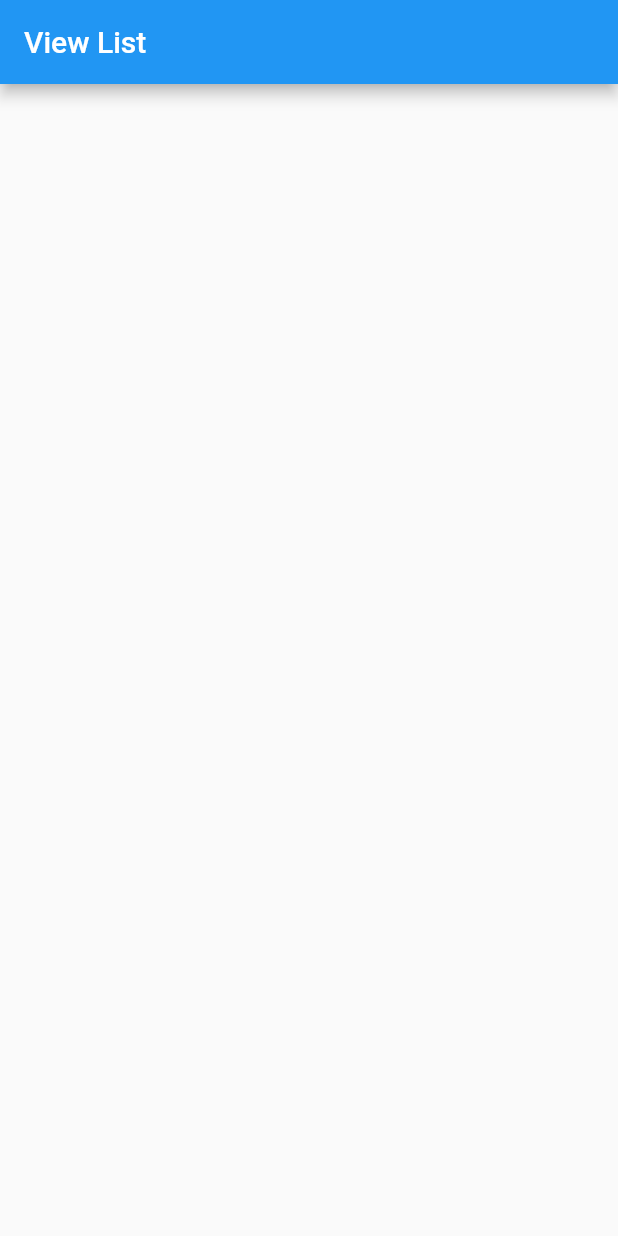
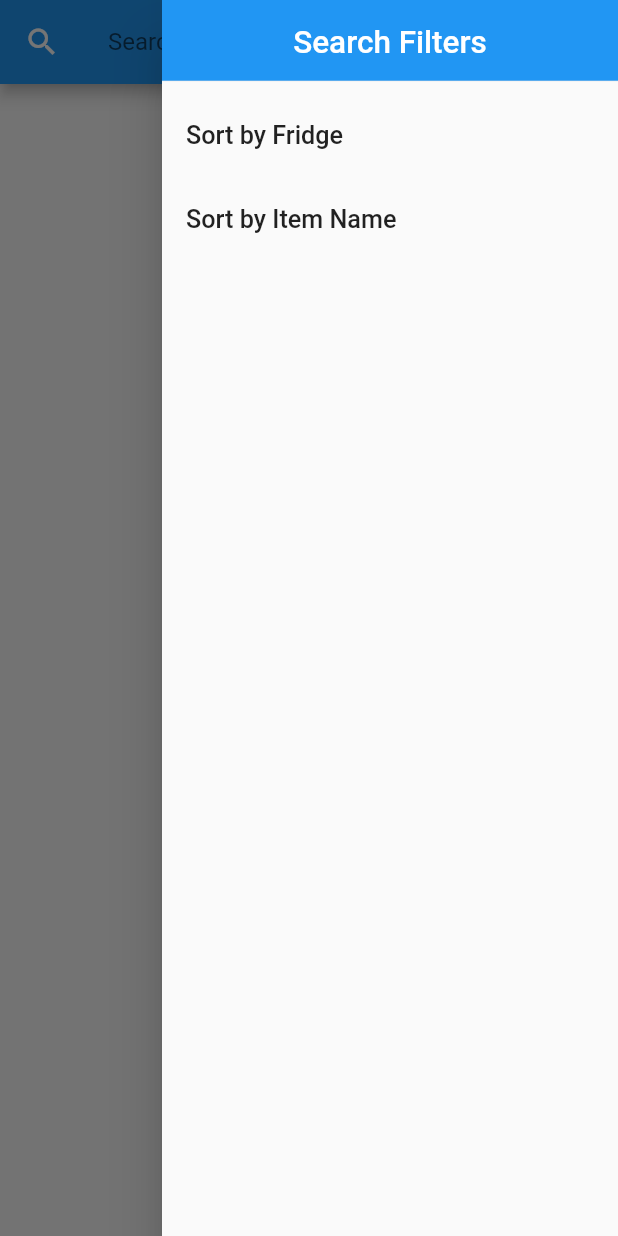
Before and after one commit to salawum/FridgeBuddyMobile, a Flutter app: the MyHomePage screen opened directly, with the side drawer open (before the commit the screen has no drawer), on a phone screen of 412 x 824 dp. Run offline on Flutter 3.47's test engine with Material 2 defaults, Android fonts, the phone set to English and light mode, and no system bars; our stand-ins replace cloud_firestore; accounts and stored records are empty.

Commit message:
Did a lot of new things today

```diff
--- a/FridgeBuddy view list/FridgeBuddy view list/lib/app_screens/landingPage.dart
+++ b/FridgeBuddy view list/FridgeBuddy view list/lib/app_screens/landingPage.dart
@@ -11,7 +11,7 @@ class LoadScreen extends StatelessWidget{
         child: new Column(
           mainAxisAlignment: MainAxisAlignment.center,
           children: <Widget>[
-            new Text("FridgeBuddy", style: new TextStyle(color: Colors.white, fontSize: 60.0, fontWeight: FontWeight.bold),),
+            new Text("FridgeBuddy", textScaleFactor: 4 , style: new TextStyle(color: Colors.white, fontWeight: FontWeight.bold)),
           ],
         ),
       ),
--- a/FridgeBuddy view list/FridgeBuddy view list/lib/app_screens/mainView.dart
+++ b/FridgeBuddy view list/FridgeBuddy view list/lib/app_screens/mainView.dart
@@ -1,13 +1,24 @@
 import 'package:flutter/material.dart';
 import 'package:cloud_firestore/cloud_firestore.dart';
+
+final _textEditControl = TextEditingController();
+final _focus = FocusNode();
+
+BuildContext context;
+
 class MainView extends StatelessWidget {
-
   @override
   Widget build(BuildContext context) {
     return new MaterialApp(
+      debugShowCheckedModeBanner: false,
       title: 'View List',
       theme: new ThemeData(
         primarySwatch: Colors.blue,
+        inputDecorationTheme: InputDecorationTheme(
+          hintStyle: TextStyle(
+            color: Colors.white,
+          ),
+        ),
       ),
       home: new MyHomePage(),
     );
@@ -26,12 +37,75 @@ class _MyHomePageState extends State<MyHomePage> {
   }
 
   @override
-  Widget build(BuildContext context) {
+  Widget build(context) {
+    double height = MediaQuery.of(context).size.height;
     return new Scaffold(
       appBar: new AppBar(
-        title: new Text("View List"),
+        leading: new IconButton(
+          icon: Icon(
+          Icons.search,
+          ),
+        onPressed: () => FocusScope.of(context).requestFocus(_focus)
+        ),
+        actions:[
+          Builder(
+            builder: (context) => IconButton(
+              icon: Icon(Icons.filter_list),
+              onPressed: () => Scaffold.of(context).openEndDrawer(),
+              tooltip: MaterialLocalizations.of(context).openAppDrawerTooltip,
+            ),
+          ),
+        ],
+        title: new TextField(
+          autofocus: false,
+          focusNode: _focus,
+          style: new TextStyle(
+            color: Colors.white,
+          ),
+          controller: _textEditControl, //holds the value for the input for text
+          decoration: InputDecoration(
+            border: InputBorder.none,
+            hintText: "Search...",
+          ),
+        ),
       ),
       body: new ItemList(),
+      endDrawer: Drawer(
+        child: ListView(
+          children: <Widget>[
+            Container(
+              height: height * 0.075,
+              child: DrawerHeader(
+                decoration: BoxDecoration (
+                  color: Colors.blue,
+                ),
+                child: Text("Search Filters",
+                  textScaleFactor: 1.5,
+                  textAlign: TextAlign.center,
+                  style: TextStyle(
+                    color: Colors.white,
+                  ),
+                ),
+              ),
+            ),
+            ListTile(
+              title: Text("Sort by Fridge", textScaleFactor: 1.2),
+              onTap: () {
+                //stuff
+                print(_textEditControl.text);
+                Navigator.pop(context);
+              },
+            ),
+            ListTile(
+              title: Text("Sort by Item Name", textScaleFactor: 1.2),
+              onTap: () {
+                //stuff
+                Navigator.pop(context);
+              },
+            ),
+          ],
+        )
+      )
     );
   }
 }
@@ -42,15 +116,20 @@ class ItemList extends StatelessWidget {
     return new StreamBuilder(
       stream: Firestore.instance.collection('Items').snapshots(),
       builder: (BuildContext context, AsyncSnapshot<QuerySnapshot> snapshot) {
-        if (!snapshot.hasData) return new Text('Loading...');
+        if (!snapshot.hasData) return new Text('Loading...', textScaleFactor: 1.0);
         return new ListView(
           children: snapshot.data.documents.map((document) {
-            return new ListTile(
-              title: new Text(document['Item name']),
-              subtitle: new Text(document['Date Added'].toString() + " (" + document['Fridge'] + ")"),
+            return new ExpansionTile(
+              title: new Text(document['Item name'], textScaleFactor: 1.0),
+              children: <Widget>[
+                ItemInfo(str: document['Date Added'].toString(), iconImage: Icons.access_time,),
+                ItemInfo(str: document['Fridge'].toString(), iconImage: Icons.camera_rear,),
+                ItemInfo(str:document['Quantity'].toString(), iconImage: Icons.format_list_numbered,),
+                ItemInfo(str:document['Donator'].toString(), iconImage: Icons.home,),
+              ],
               leading: Icon(
-                Icons.face,
-                color: Colors.red[500],
+                Icons.fastfood,
+                color: Colors.blue[700],
               ),
             );
           }).toList(),
@@ -59,3 +138,32 @@ class ItemList extends StatelessWidget {
     );
   }
 }
+
+class ItemInfo extends StatelessWidget
+{
+  const ItemInfo({this.str,this.iconImage});
+
+  final String str;
+  final IconData iconImage;
+
+  Widget build(BuildContext context)
+  {
+    double width = MediaQuery.of(context).size.width;
+    return new Container(
+      padding: EdgeInsets.symmetric(horizontal: width * 0.2),
+      child: Row(
+        mainAxisAlignment: MainAxisAlignment.start,
+        children: <Widget>[
+          new Container(
+            child: new Icon(
+              iconImage,
+              color: Colors.blue[200],
+            ),
+            padding: EdgeInsets.symmetric(horizontal: width * 0.05),
+          ),
+          new Text(str, textScaleFactor: 1.0,),
+        ],
+      ),
+    );
+  }
+}
--- a/FridgeBuddy view list/FridgeBuddy view list/lib/main.dart
+++ b/FridgeBuddy view list/FridgeBuddy view list/lib/main.dart
@@ -3,6 +3,7 @@ import './app_screens/landingPage.dart';
 
 void main(){
   runApp(new MaterialApp(
+    debugShowCheckedModeBanner: false,
     home: new LoadScreen(),
   ));
 }
```
